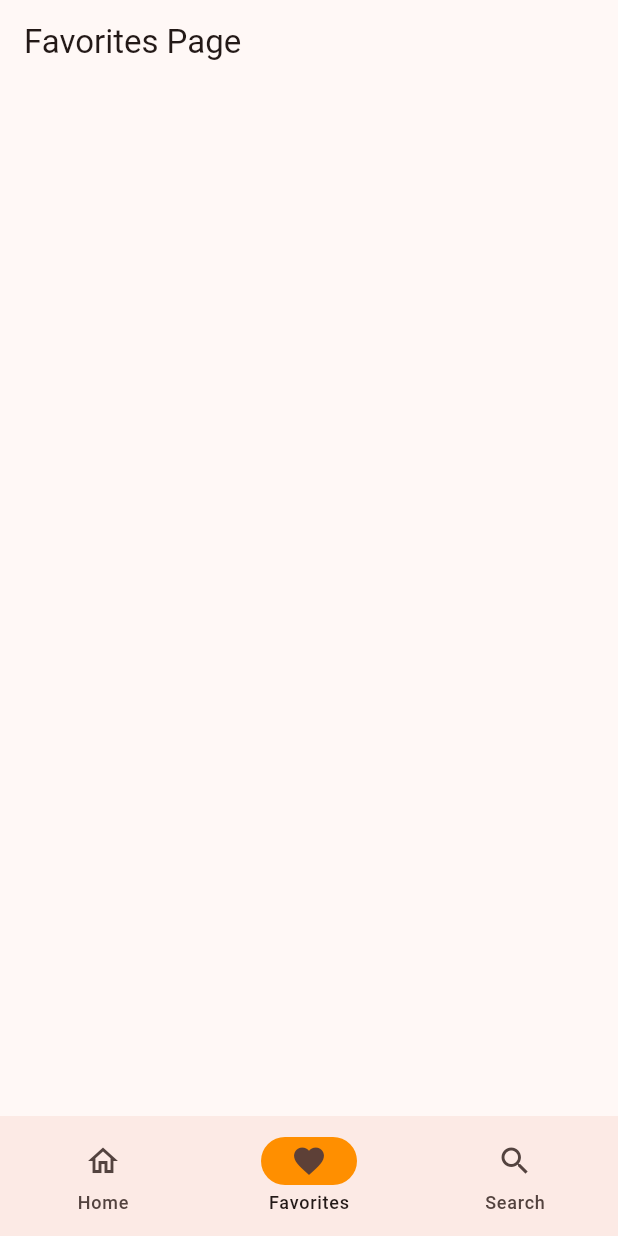
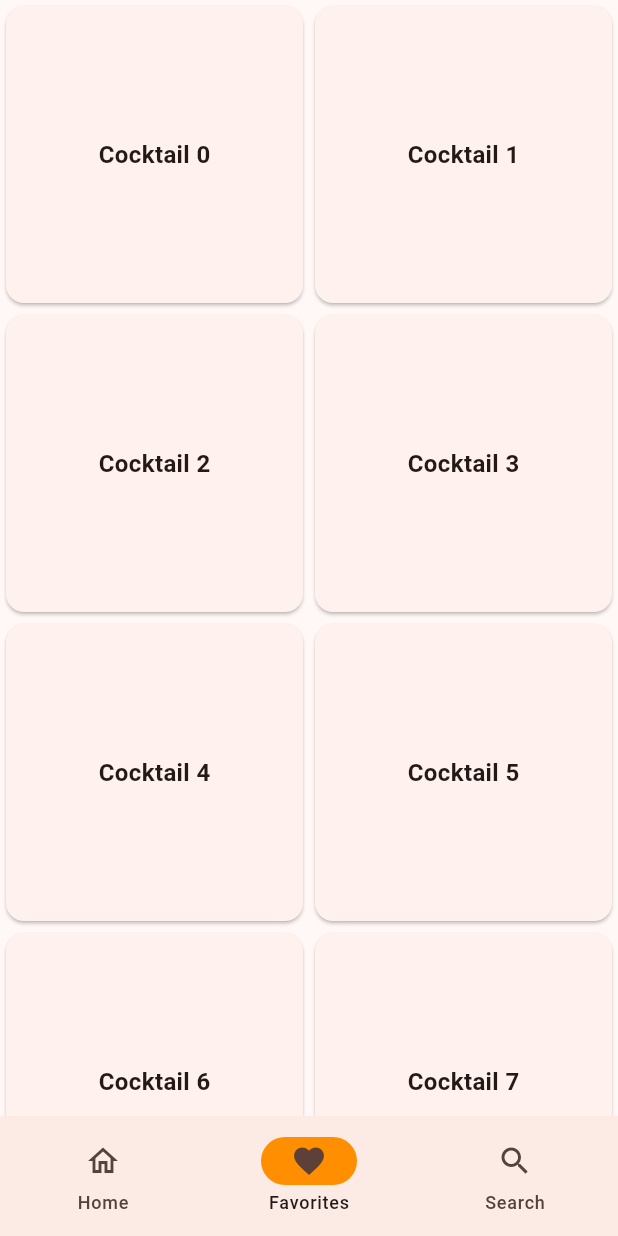
Before and after one commit to imanirajdoost/programmation-mobile-flutter, a Flutter app: the screen it shows after launch, item 2 of the bottom bar chosen, on a phone screen of 412 x 824 dp. Run offline on Flutter 3.47's test engine with Material 2 defaults, Android fonts, the light colour scheme and no system bars; network calls fail.

Commit message:
adding cocktail list view

```diff
--- /dev/null
+++ b/lib/views/cocktailitem.dart
@@ -0,0 +1,31 @@
+import 'package:flutter/material.dart';
+
+class CocktailItem extends StatefulWidget {
+  final String title;
+
+  const CocktailItem({super.key, required this.title});
+
+  @override
+  State<CocktailItem> createState() => _CocktailItemState();
+}
+
+class _CocktailItemState extends State<CocktailItem> {
+  late String name;
+
+  @override
+  void initState() {
+    super.initState();
+    name = widget.title; // Initialize name here
+  }
+
+  @override
+  Widget build(BuildContext context) {
+    return Card(
+      child: Center(
+        child: Text(name,
+            style: const TextStyle(fontSize: 16, fontWeight: FontWeight.bold)
+        ),
+      ),
+    );
+  }
+}
--- a/lib/views/favorites.dart
+++ b/lib/views/favorites.dart
@@ -1,4 +1,5 @@
 import 'package:flutter/material.dart';
+import 'package:projetprogmobile/views/cocktailitem.dart';
 
 class FavoritePage extends StatefulWidget {
   const FavoritePage({super.key});
@@ -11,8 +12,12 @@ class _FavoritePageState extends State<FavoritePage> {
   @override
   Widget build(BuildContext context) {
     return Scaffold(
-      body: AppBar(
-        title: const Text('Favorites Page'),
+      body: GridView.count(crossAxisCount: 2,
+        children: List.generate(100, (index) {
+          return Center(
+            child: CocktailItem(title: 'Cocktail $index'),
+          );
+        }),
       ),
     );
   }
```
